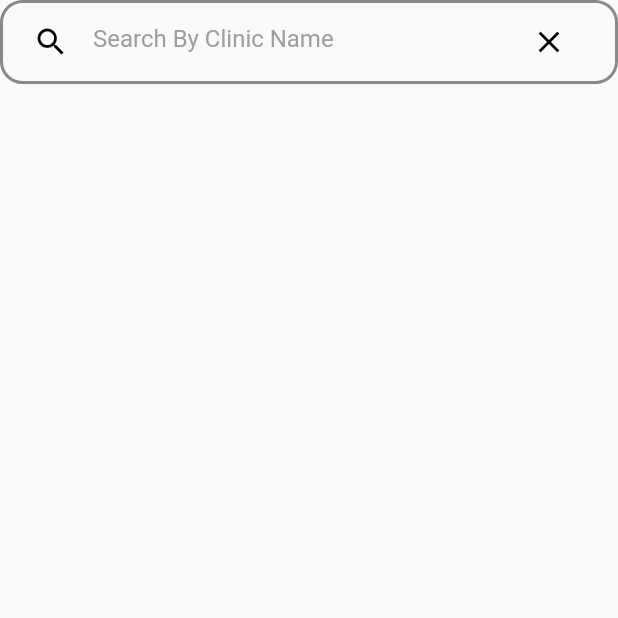
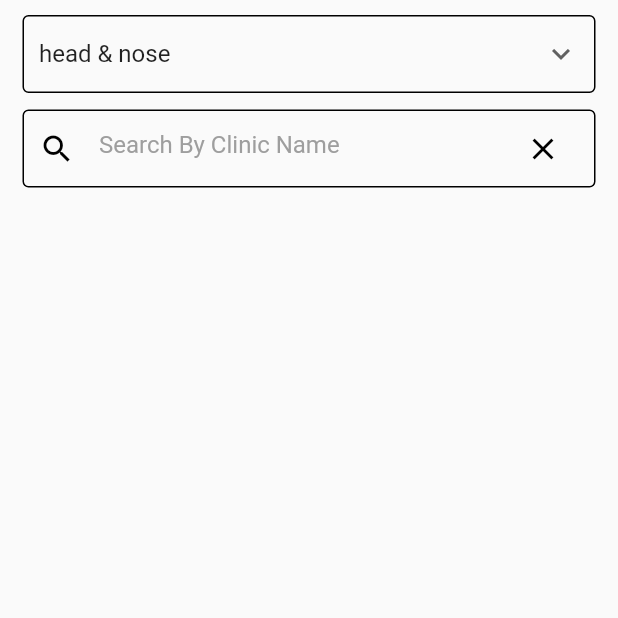
Before and after one commit to duetianmehedishuvo/DUET_Clinic_Flutter_Project, a Flutter app: the PatientDashboard screen opened directly, on a phone screen of 412 x 824 dp, the top half of it. Run offline on Flutter 3.47's test engine with Material 2 defaults, Android fonts, the phone set to English and light mode, and no system bars; our stand-ins replace cloud_firestore, firebase_auth, firebase_core, firebase_storage, google_sign_in, image_picker; accounts and stored records are empty.

Commit message:
patient dashboard screen Updated

```diff
--- a/lib/pages/patientDashboard/patientDashboard.dart
+++ b/lib/pages/patientDashboard/patientDashboard.dart
@@ -1,5 +1,7 @@
 import 'package:duet_clinic/services/backend.dart';
+import 'package:duet_clinic/services/testProvider.dart';
 import 'package:flutter/material.dart';
+import 'package:provider/provider.dart';
 
 class PatientDashboard extends StatefulWidget {
   const PatientDashboard({Key? key}) : super(key: key);
@@ -9,29 +11,31 @@ class PatientDashboard extends StatefulWidget {
 }
 
 class _PatientDashboardState extends State<PatientDashboard> {
-  String search='';
+  String search = '';
   bool showSearchResult = false;
   Backend backend = Backend();
 
-  checkClearSearchResult(String key){
-      if(search.trim().isEmpty){
-        setState(()=>showSearchResult = false);
+  checkClearSearchResult(String key) {
+    if (search.trim().isEmpty) {
+      setState(() => showSearchResult = false);
     }
   }
 
-  handleSearchResult(String key){
-      if(key.trim().isNotEmpty){
-        setState((){
+  handleSearchResult(String key) {
+    if (key.trim().isNotEmpty) {
+      setState(() {
         showSearchResult = true;
         search = key.trim().toLowerCase();
       });
-      }else{
-         setState(()=>showSearchResult = false);
+    } else {
+      setState(() => showSearchResult = false);
     }
   }
 
-  showHospitalAccordingly(){
-     return showSearchResult?backend.searchHospital(search):backend.showAllHospitalCard();
+
+
+  showHospitalAccordingly1(String category) {
+    return showSearchResult ? backend.searchHospital1(search,category) : backend.showAllHospitalCard1(category);
   }
 
   TextEditingController searchController = TextEditingController();
@@ -40,18 +44,40 @@ class _PatientDashboardState extends State<PatientDashboard> {
   Widget build(BuildContext context) {
     return Scaffold(
       body: GestureDetector(
-        child: ListView(
-          children:[
+        child: ListView(children: [
           Container(
-              padding: const EdgeInsets.symmetric(horizontal: 20, vertical: 2),
-              decoration: BoxDecoration(
-                  borderRadius: const BorderRadius.all(Radius.circular(15)),
-                  border: Border.all(width: 2.0, color: Colors.black45)
+            margin: const EdgeInsets.symmetric(horizontal: 15, vertical: 10),
+            padding: const EdgeInsets.symmetric(horizontal: 10, vertical: 1),
+            decoration: BoxDecoration(border: Border.all(), borderRadius: BorderRadius.circular(4)),
+            child: DropdownButton(
+              value: Provider.of<TestProvider>(context).selectCategory,
+              icon: const Icon(Icons.keyboard_arrow_down),
+              underline: const SizedBox.shrink(),
+              isExpanded: true,
+              items: Provider.of<TestProvider>(context, listen: false).categoryLists.map((String items) {
+                return DropdownMenuItem(value: items, child: Text(items));
+              }).toList(),
+              onChanged: (String? newValue) {
+                Provider.of<TestProvider>(context, listen: false).changeSelectCategory(newValue!);
+                showHospitalAccordingly1(newValue);
+                setState(() {
+
+                });
+              },
             ),
+          ),
+          Container(
+            margin: const EdgeInsets.symmetric(horizontal: 15, vertical: 1),
+            padding: const EdgeInsets.symmetric(horizontal: 10, vertical: 1),
+            decoration: BoxDecoration(border: Border.all(), borderRadius: BorderRadius.circular(4)),
             child: TextField(
               controller: searchController,
-                onChanged: (val){checkClearSearchResult(val);},
-                onSubmitted: (val){handleSearchResult(val);},
+              onChanged: (val) {
+                checkClearSearchResult(val);
+              },
+              onSubmitted: (val) {
+                handleSearchResult(val);
+              },
               cursorColor: Colors.black,
               style: const TextStyle(color: Colors.black, fontSize: 16),
               decoration: InputDecoration(
@@ -60,19 +86,20 @@ class _PatientDashboardState extends State<PatientDashboard> {
                     color: Colors.black,
                   ),
                   suffixIcon: IconButton(
-                      icon:const Icon(Icons.clear),
-                      color:Colors.black,
-                      onPressed: (){searchController.clear();},
+                    icon: const Icon(Icons.clear),
+                    color: Colors.black,
+                    onPressed: () {
+                      searchController.clear();
+                    },
                   ),
                   hintText: "Search By Clinic Name",
                   hintStyle: const TextStyle(color: Colors.grey),
                   border: InputBorder.none),
             ),
           ),
-            showHospitalAccordingly(),
-          ]
-        ),
-        onTap: (){
+          showHospitalAccordingly1(Provider.of<TestProvider>(context).selectCategory),
+        ]),
+        onTap: () {
           FocusScope.of(context).requestFocus(FocusNode());
         },
       ),
```
Also changed, not shown: lib/pages/role.dart (+9 -39 lines), lib/services/backend.dart (+13 -44 lines). Lines whose indentation alone changed are shown as unchanged.
